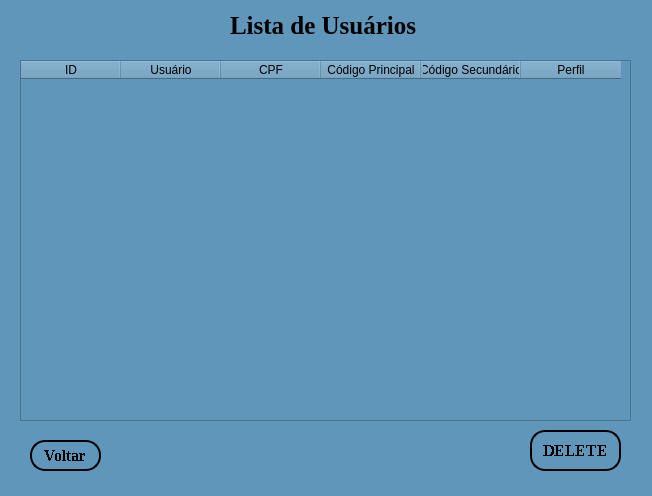
First picture: the form in lista.ui, repository Leonardogotz/Sistema_de_Cadastro, before the edit.
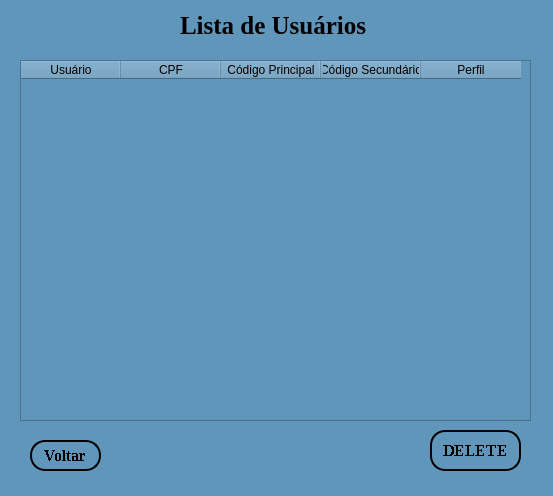
Second picture: the form after the edit.

The edit to the form file:
```diff
--- a/lista.ui
+++ b/lista.ui
@@ -6,7 +6,7 @@
    <rect>
     <x>0</x>
     <y>0</y>
-    <width>652</width>
+    <width>553</width>
     <height>496</height>
    </rect>
   </property>
@@ -26,7 +26,7 @@
    <widget class="QLabel" name="label">
     <property name="geometry">
      <rect>
-      <x>230</x>
+      <x>180</x>
       <y>10</y>
       <width>201</width>
       <height>31</height>
@@ -45,11 +45,14 @@
     </property>
    </widget>
    <widget class="QTableWidget" name="tableWidget">
+    <property name="enabled">
+     <bool>true</bool>
+    </property>
     <property name="geometry">
      <rect>
       <x>20</x>
       <y>60</y>
-      <width>611</width>
+      <width>511</width>
       <height>361</height>
      </rect>
     </property>
@@ -67,17 +70,21 @@
       <bold>true</bold>
      </font>
     </property>
+    <property name="autoFillBackground">
+     <bool>false</bool>
+    </property>
     <property name="styleSheet">
      <string notr="true">background-color: rgb(96, 150, 186);</string>
     </property>
+    <property name="lineWidth">
+     <number>1</number>
+    </property>
     <property name="gridStyle">
      <enum>Qt::NoPen</enum>
     </property>
-    <column>
-     <property name="text">
-      <string>ID</string>
-     </property>
-    </column>
+    <property name="cornerButtonEnabled">
+     <bool>true</bool>
+    </property>
     <column>
      <property name="text">
       <string>Usuário</string>
@@ -107,7 +114,7 @@
    <widget class="QPushButton" name="pushButton">
     <property name="geometry">
      <rect>
-      <x>530</x>
+      <x>430</x>
       <y>430</y>
       <width>91</width>
       <height>41</height>
```
Left out of the diff: 2 changed lines with no effect on the pictures.
